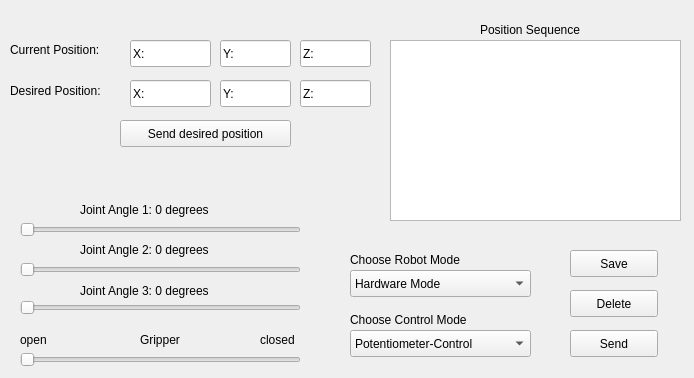
Before: the Qt Designer form src/robot_gui/share/robot_gui/ui/robot_gui.ui in BrenzingerLuca/robotic_arm_project, drawn with Qt 5.
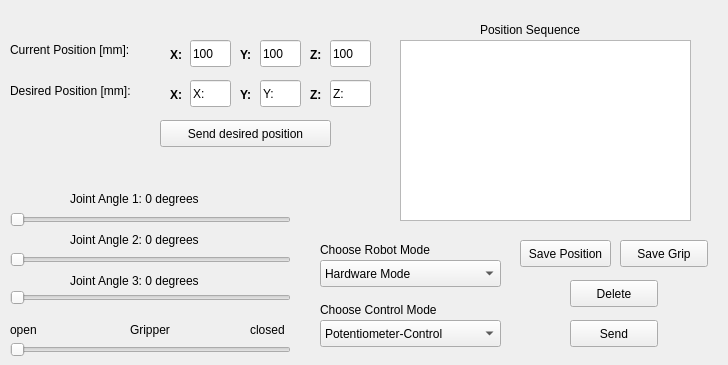
After: the same form once the commit is applied.

```diff
--- a/src/robot_gui/share/robot_gui/ui/robot_gui.ui
+++ b/src/robot_gui/share/robot_gui/ui/robot_gui.ui
@@ -6,8 +6,8 @@
    <rect>
     <x>0</x>
     <y>0</y>
-    <width>694</width>
-    <height>378</height>
+    <width>728</width>
+    <height>365</height>
    </rect>
   </property>
   <property name="windowTitle">
@@ -16,8 +16,8 @@
   <widget class="QSlider" name="slider_joint3">
    <property name="geometry">
     <rect>
-     <x>20</x>
-     <y>300</y>
+     <x>10</x>
+     <y>290</y>
      <width>281</width>
      <height>16</height>
     </rect>
@@ -29,8 +29,8 @@
   <widget class="QSlider" name="slider_joint2">
    <property name="geometry">
     <rect>
-     <x>20</x>
-     <y>260</y>
+     <x>10</x>
+     <y>250</y>
      <width>281</width>
      <height>20</height>
     </rect>
@@ -42,8 +42,8 @@
   <widget class="QSlider" name="slider_joint1">
    <property name="geometry">
     <rect>
-     <x>20</x>
-     <y>220</y>
+     <x>10</x>
+     <y>210</y>
      <width>281</width>
      <height>20</height>
     </rect>
@@ -55,10 +55,10 @@
   <widget class="QLabel" name="label_slider_joint1">
    <property name="geometry">
     <rect>
-     <x>80</x>
-     <y>200</y>
-     <width>171</width>
-     <height>19</height>
+     <x>70</x>
+     <y>188</y>
+     <width>161</width>
+     <height>21</height>
     </rect>
    </property>
    <property name="text">
@@ -68,8 +68,8 @@
   <widget class="QLabel" name="label_slider_joint2">
    <property name="geometry">
     <rect>
-     <x>80</x>
-     <y>240</y>
+     <x>70</x>
+     <y>230</y>
      <width>161</width>
      <height>19</height>
     </rect>
@@ -81,8 +81,8 @@
   <widget class="QLabel" name="label_slider_joint3">
    <property name="geometry">
     <rect>
-     <x>80</x>
-     <y>280</y>
+     <x>70</x>
+     <y>270</y>
      <width>161</width>
      <height>21</height>
     </rect>
@@ -94,8 +94,8 @@
   <widget class="QComboBox" name="mode_dropdown">
    <property name="geometry">
     <rect>
-     <x>350</x>
-     <y>270</y>
+     <x>320</x>
+     <y>260</y>
      <width>181</width>
      <height>27</height>
     </rect>
@@ -119,8 +119,8 @@
   <widget class="QLabel" name="label_4">
    <property name="geometry">
     <rect>
-     <x>350</x>
-     <y>250</y>
+     <x>320</x>
+     <y>240</y>
      <width>161</width>
      <height>19</height>
     </rect>
@@ -132,8 +132,8 @@
   <widget class="QComboBox" name="controll_state_box">
    <property name="geometry">
     <rect>
-     <x>350</x>
-     <y>330</y>
+     <x>320</x>
+     <y>320</y>
      <width>181</width>
      <height>27</height>
     </rect>
@@ -152,8 +152,8 @@
   <widget class="QLabel" name="label_5">
    <property name="geometry">
     <rect>
-     <x>350</x>
-     <y>310</y>
+     <x>320</x>
+     <y>300</y>
      <width>161</width>
      <height>19</height>
     </rect>
@@ -165,21 +165,21 @@
   <widget class="QPushButton" name="pushButton">
    <property name="geometry">
     <rect>
-     <x>570</x>
-     <y>250</y>
-     <width>88</width>
+     <x>520</x>
+     <y>240</y>
+     <width>91</width>
      <height>27</height>
     </rect>
    </property>
    <property name="text">
-    <string>Save</string>
+    <string>Save Position</string>
    </property>
   </widget>
   <widget class="QPushButton" name="pushButton_2">
    <property name="geometry">
     <rect>
      <x>570</x>
-     <y>290</y>
+     <y>280</y>
      <width>88</width>
      <height>27</height>
     </rect>
@@ -192,7 +192,7 @@
    <property name="geometry">
     <rect>
      <x>570</x>
-     <y>330</y>
+     <y>320</y>
      <width>88</width>
      <height>27</height>
     </rect>
@@ -204,7 +204,7 @@
   <widget class="QTableView" name="sequential_table">
    <property name="geometry">
     <rect>
-     <x>390</x>
+     <x>400</x>
      <y>40</y>
      <width>291</width>
      <height>181</height>
@@ -232,12 +232,12 @@
     <rect>
      <x>10</x>
      <y>40</y>
-     <width>141</width>
+     <width>151</width>
      <height>20</height>
     </rect>
    </property>
    <property name="text">
-    <string>Current Position: </string>
+    <string>Current Position [mm]: </string>
    </property>
   </widget>
   <widget class="QLabel" name="label_8">
@@ -245,20 +245,20 @@
     <rect>
      <x>10</x>
      <y>80</y>
-     <width>111</width>
+     <width>161</width>
      <height>21</height>
     </rect>
    </property>
    <property name="text">
-    <string>Desired Position:</string>
+    <string>Desired Position [mm]:</string>
    </property>
   </widget>
   <widget class="QLineEdit" name="lineEdit">
    <property name="geometry">
     <rect>
-     <x>130</x>
+     <x>190</x>
      <y>80</y>
-     <width>81</width>
+     <width>41</width>
      <height>27</height>
     </rect>
    </property>
@@ -269,22 +269,22 @@
   <widget class="QLineEdit" name="current_pos_y">
    <property name="geometry">
     <rect>
-     <x>220</x>
+     <x>260</x>
      <y>40</y>
-     <width>71</width>
+     <width>41</width>
      <height>27</height>
     </rect>
    </property>
    <property name="text">
-    <string>Y:</string>
+    <string>100</string>
    </property>
   </widget>
   <widget class="QLineEdit" name="lineEdit_3">
    <property name="geometry">
     <rect>
-     <x>300</x>
+     <x>330</x>
      <y>80</y>
-     <width>71</width>
+     <width>41</width>
      <height>27</height>
     </rect>
    </property>
@@ -295,9 +295,9 @@
   <widget class="QLineEdit" name="lineEdit_4">
    <property name="geometry">
     <rect>
-     <x>220</x>
+     <x>260</x>
      <y>80</y>
-     <width>71</width>
+     <width>41</width>
      <height>27</height>
     </rect>
    </property>
@@ -308,33 +308,33 @@
   <widget class="QLineEdit" name="current_pos_z">
    <property name="geometry">
     <rect>
-     <x>300</x>
+     <x>330</x>
      <y>40</y>
-     <width>71</width>
+     <width>41</width>
      <height>27</height>
     </rect>
    </property>
    <property name="text">
-    <string>Z:</string>
+    <string>100</string>
    </property>
   </widget>
   <widget class="QLineEdit" name="current_pos_x">
    <property name="geometry">
     <rect>
-     <x>130</x>
+     <x>190</x>
      <y>40</y>
-     <width>81</width>
+     <width>41</width>
      <height>27</height>
     </rect>
    </property>
    <property name="text">
-    <string>X:</string>
+    <string>100</string>
    </property>
   </widget>
   <widget class="QPushButton" name="pushButton_4">
    <property name="geometry">
     <rect>
-     <x>120</x>
+     <x>160</x>
      <y>120</y>
      <width>171</width>
      <height>27</height>
@@ -347,8 +347,8 @@
   <widget class="QSlider" name="gripper_slider">
    <property name="geometry">
     <rect>
-     <x>20</x>
-     <y>350</y>
+     <x>10</x>
+     <y>340</y>
      <width>281</width>
      <height>20</height>
     </rect>
@@ -360,8 +360,8 @@
   <widget class="QLabel" name="label">
    <property name="geometry">
     <rect>
-     <x>140</x>
-     <y>330</y>
+     <x>130</x>
+     <y>320</y>
      <width>66</width>
      <height>19</height>
     </rect>
@@ -373,8 +373,8 @@
   <widget class="QLabel" name="label_2">
    <property name="geometry">
     <rect>
-     <x>260</x>
-     <y>330</y>
+     <x>250</x>
+     <y>320</y>
      <width>51</width>
      <height>19</height>
     </rect>
@@ -386,8 +386,8 @@
   <widget class="QLabel" name="label_3">
    <property name="geometry">
     <rect>
-     <x>20</x>
-     <y>330</y>
+     <x>10</x>
+     <y>320</y>
      <width>41</width>
      <height>19</height>
     </rect>
@@ -396,6 +396,97 @@
     <string>open</string>
    </property>
   </widget>
+  <widget class="QLabel" name="label_9">
+   <property name="geometry">
+    <rect>
+     <x>170</x>
+     <y>40</y>
+     <width>20</width>
+     <height>31</height>
+    </rect>
+   </property>
+   <property name="text">
+    <string>&lt;html&gt;&lt;head/&gt;&lt;body&gt;&lt;p&gt;&lt;span style=&quot; font-weight:600;&quot;&gt;X:&lt;/span&gt;&lt;/p&gt;&lt;/body&gt;&lt;/html&gt;</string>
+   </property>
+  </widget>
+  <widget class="QLabel" name="label_10">
+   <property name="geometry">
+    <rect>
+     <x>240</x>
+     <y>40</y>
+     <width>20</width>
+     <height>31</height>
+    </rect>
+   </property>
+   <property name="text">
+    <string>&lt;html&gt;&lt;head/&gt;&lt;body&gt;&lt;p&gt;&lt;span style=&quot; font-weight:600;&quot;&gt;Y:&lt;/span&gt;&lt;/p&gt;&lt;/body&gt;&lt;/html&gt;</string>
+   </property>
+  </widget>
+  <widget class="QLabel" name="label_11">
+   <property name="geometry">
+    <rect>
+     <x>310</x>
+     <y>40</y>
+     <width>20</width>
+     <height>31</height>
+    </rect>
+   </property>
+   <property name="text">
+    <string>&lt;html&gt;&lt;head/&gt;&lt;body&gt;&lt;p&gt;&lt;span style=&quot; font-weight:600;&quot;&gt;Z:&lt;/span&gt;&lt;/p&gt;&lt;/body&gt;&lt;/html&gt;</string>
+   </property>
+  </widget>
+  <widget class="QLabel" name="label_12">
+   <property name="geometry">
+    <rect>
+     <x>170</x>
+     <y>80</y>
+     <width>20</width>
+     <height>31</height>
+    </rect>
+   </property>
+   <property name="text">
+    <string>&lt;html&gt;&lt;head/&gt;&lt;body&gt;&lt;p&gt;&lt;span style=&quot; font-weight:600;&quot;&gt;X:&lt;/span&gt;&lt;/p&gt;&lt;/body&gt;&lt;/html&gt;</string>
+   </property>
+  </widget>
+  <widget class="QLabel" name="label_13">
+   <property name="geometry">
+    <rect>
+     <x>240</x>
+     <y>80</y>
+     <width>20</width>
+     <height>31</height>
+    </rect>
+   </property>
+   <property name="text">
+    <string>&lt;html&gt;&lt;head/&gt;&lt;body&gt;&lt;p&gt;&lt;span style=&quot; font-weight:600;&quot;&gt;Y:&lt;/span&gt;&lt;/p&gt;&lt;/body&gt;&lt;/html&gt;</string>
+   </property>
+  </widget>
+  <widget class="QLabel" name="label_14">
+   <property name="geometry">
+    <rect>
+     <x>310</x>
+     <y>80</y>
+     <width>20</width>
+     <height>31</height>
+    </rect>
+   </property>
+   <property name="text">
+    <string>&lt;html&gt;&lt;head/&gt;&lt;body&gt;&lt;p&gt;&lt;span style=&quot; font-weight:600;&quot;&gt;Z:&lt;/span&gt;&lt;/p&gt;&lt;/body&gt;&lt;/html&gt;</string>
+   </property>
+  </widget>
+  <widget class="QPushButton" name="pushButton_save_grip">
+   <property name="geometry">
+    <rect>
+     <x>620</x>
+     <y>240</y>
+     <width>88</width>
+     <height>27</height>
+    </rect>
+   </property>
+   <property name="text">
+    <string>Save Grip</string>
+   </property>
+  </widget>
  </widget>
  <resources/>
  <connections/>
```
Left out of the diff: 19 changed lines with no effect on the pictures.
